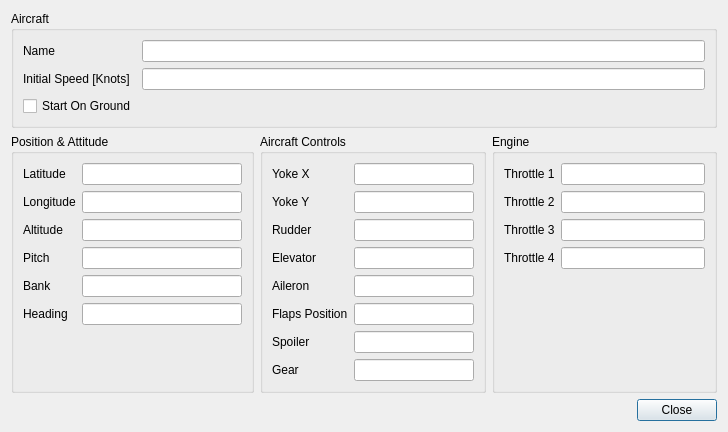
Before: the Qt Designer form src/UserInterface/src/SimulationVariablesDialog.ui in till213/SkyDolly, drawn with Qt 5.
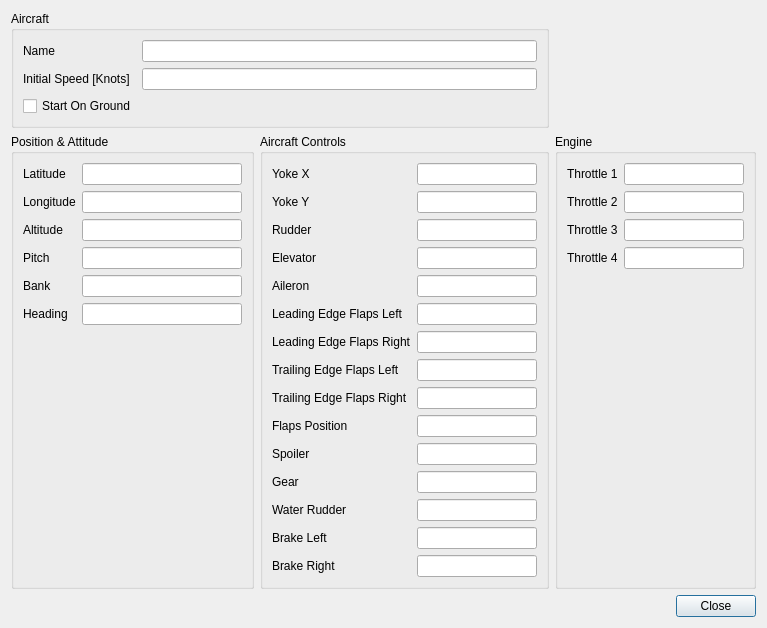
After: the same form once the commit is applied.

Commit message: Add additional simulation variables: flap positions, breaks, water rudder

The edit to the form file:
```diff
--- a/src/UserInterface/src/SimulationVariablesDialog.ui
+++ b/src/UserInterface/src/SimulationVariablesDialog.ui
@@ -6,15 +6,74 @@
    <rect>
     <x>0</x>
     <y>0</y>
-    <width>728</width>
-    <height>432</height>
+    <width>739</width>
+    <height>628</height>
    </rect>
   </property>
   <property name="windowTitle">
    <string>Simulation Variables</string>
   </property>
   <layout class="QGridLayout" name="gridLayout">
-   <item row="1" column="0">
+   <item row="0" column="0" colspan="2">
+    <widget class="QGroupBox" name="groupBox_4">
+     <property name="minimumSize">
+      <size>
+       <width>512</width>
+       <height>0</height>
+      </size>
+     </property>
+     <property name="title">
+      <string>Aircraft</string>
+     </property>
+     <layout class="QGridLayout" name="gridLayout_4">
+      <item row="3" column="0">
+       <widget class="QCheckBox" name="startOnGroundCheckBox">
+        <property name="text">
+         <string>Start On Ground</string>
+        </property>
+        <property name="checkable">
+         <bool>false</bool>
+        </property>
+       </widget>
+      </item>
+      <item row="1" column="1">
+       <widget class="QLineEdit" name="nameLineEdit">
+        <property name="minimumSize">
+         <size>
+          <width>120</width>
+          <height>0</height>
+         </size>
+        </property>
+        <property name="readOnly">
+         <bool>true</bool>
+        </property>
+       </widget>
+      </item>
+      <item row="2" column="1">
+       <widget class="QLineEdit" name="initialAirspeedLineEdit">
+        <property name="readOnly">
+         <bool>true</bool>
+        </property>
+       </widget>
+      </item>
+      <item row="1" column="0">
+       <widget class="QLabel" name="label_5">
+        <property name="text">
+         <string>Name</string>
+        </property>
+       </widget>
+      </item>
+      <item row="2" column="0">
+       <widget class="QLabel" name="label_24">
+        <property name="text">
+         <string>Initial Speed [Knots]</string>
+        </property>
+       </widget>
+      </item>
+     </layout>
+    </widget>
+   </item>
+   <item row="1" column="1">
     <spacer name="verticalSpacer">
      <property name="orientation">
       <enum>Qt::Vertical</enum>
@@ -245,13 +304,93 @@
        </widget>
       </item>
       <item row="5" column="0">
+       <widget class="QLabel" name="label_40">
+        <property name="text">
+         <string>Leading Edge Flaps Left</string>
+        </property>
+       </widget>
+      </item>
+      <item row="5" column="1">
+       <widget class="QLineEdit" name="leadingEdgeFlapsLeftLineEdit">
+        <property name="minimumSize">
+         <size>
+          <width>120</width>
+          <height>0</height>
+         </size>
+        </property>
+        <property name="readOnly">
+         <bool>true</bool>
+        </property>
+       </widget>
+      </item>
+      <item row="6" column="0">
+       <widget class="QLabel" name="label_41">
+        <property name="text">
+         <string>Leading Edge Flaps Right</string>
+        </property>
+       </widget>
+      </item>
+      <item row="6" column="1">
+       <widget class="QLineEdit" name="leadingEdgeFlapsRightLineEdit">
+        <property name="minimumSize">
+         <size>
+          <width>120</width>
+          <height>0</height>
+         </size>
+        </property>
+        <property name="readOnly">
+         <bool>true</bool>
+        </property>
+       </widget>
+      </item>
+      <item row="7" column="0">
+       <widget class="QLabel" name="label_42">
+        <property name="text">
+         <string>Trailing Edge Flaps Left</string>
+        </property>
+       </widget>
+      </item>
+      <item row="7" column="1">
+       <widget class="QLineEdit" name="trailingEdgeFlapsLeftLineEdit">
+        <property name="minimumSize">
+         <size>
+          <width>120</width>
+          <height>0</height>
+         </size>
+        </property>
+        <property name="readOnly">
+         <bool>true</bool>
+        </property>
+       </widget>
+      </item>
+      <item row="8" column="0">
+       <widget class="QLabel" name="label_43">
+        <property name="text">
+         <string>Trailing Edge Flaps Right</string>
+        </property>
+       </widget>
+      </item>
+      <item row="8" column="1">
+       <widget class="QLineEdit" name="trailingEdgeFlapsRightLinEdit">
+        <property name="minimumSize">
+         <size>
+          <width>120</width>
+          <height>0</height>
+         </size>
+        </property>
+        <property name="readOnly">
+         <bool>true</bool>
+        </property>
+       </widget>
+      </item>
+      <item row="9" column="0">
        <widget class="QLabel" name="label_38">
         <property name="text">
          <string>Flaps Position</string>
         </property>
        </widget>
       </item>
-      <item row="5" column="1">
+      <item row="9" column="1">
        <widget class="QLineEdit" name="flapsPositionLineEdit">
         <property name="minimumSize">
          <size>
@@ -264,14 +403,14 @@
         </property>
        </widget>
       </item>
-      <item row="6" column="0">
+      <item row="10" column="0">
        <widget class="QLabel" name="label_37">
         <property name="text">
          <string>Spoiler</string>
         </property>
        </widget>
       </item>
-      <item row="6" column="1">
+      <item row="10" column="1">
        <widget class="QLineEdit" name="spoilerLineEdit">
         <property name="minimumSize">
          <size>
@@ -284,14 +423,14 @@
         </property>
        </widget>
       </item>
-      <item row="7" column="0">
+      <item row="11" column="0">
        <widget class="QLabel" name="label_39">
         <property name="text">
          <string>Gear</string>
         </property>
        </widget>
       </item>
-      <item row="7" column="1">
+      <item row="11" column="1">
        <widget class="QLineEdit" name="gearLineEdit">
         <property name="minimumSize">
          <size>
@@ -304,10 +443,70 @@
         </property>
        </widget>
       </item>
+      <item row="12" column="0">
+       <widget class="QLabel" name="label_44">
+        <property name="text">
+         <string>Water Rudder</string>
+        </property>
+       </widget>
+      </item>
+      <item row="12" column="1">
+       <widget class="QLineEdit" name="waterRudderLineEdit">
+        <property name="minimumSize">
+         <size>
+          <width>120</width>
+          <height>0</height>
+         </size>
+        </property>
+        <property name="readOnly">
+         <bool>true</bool>
+        </property>
+       </widget>
+      </item>
+      <item row="13" column="0">
+       <widget class="QLabel" name="label_45">
+        <property name="text">
+         <string>Brake Left</string>
+        </property>
+       </widget>
+      </item>
+      <item row="13" column="1">
+       <widget class="QLineEdit" name="brakeLeftLineEdit">
+        <property name="minimumSize">
+         <size>
+          <width>120</width>
+          <height>0</height>
+         </size>
+        </property>
+        <property name="readOnly">
+         <bool>true</bool>
+        </property>
+       </widget>
+      </item>
+      <item row="14" column="0">
+       <widget class="QLabel" name="label_46">
+        <property name="text">
+         <string>Brake Right</string>
+        </property>
+       </widget>
+      </item>
+      <item row="14" column="1">
+       <widget class="QLineEdit" name="brakeRightLineEdit">
+        <property name="minimumSize">
+         <size>
+          <width>120</width>
+          <height>0</height>
+         </size>
+        </property>
+        <property name="readOnly">
+         <bool>true</bool>
+        </property>
+       </widget>
+      </item>
      </layout>
     </widget>
    </item>
-   <item row="2" column="2" colspan="2">
+   <item row="2" column="2">
     <widget class="QGroupBox" name="groupBox">
      <property name="minimumSize">
       <size>
@@ -402,7 +601,7 @@
      </layout>
     </widget>
    </item>
-   <item row="3" column="3">
+   <item row="3" column="2">
     <widget class="QDialogButtonBox" name="buttonBox">
      <property name="orientation">
       <enum>Qt::Horizontal</enum>
@@ -412,65 +611,6 @@
      </property>
     </widget>
    </item>
-   <item row="0" column="0" colspan="4">
-    <widget class="QGroupBox" name="groupBox_4">
-     <property name="minimumSize">
-      <size>
-       <width>512</width>
-       <height>0</height>
-      </size>
-     </property>
-     <property name="title">
-      <string>Aircraft</string>
-     </property>
-     <layout class="QGridLayout" name="gridLayout_4">
-      <item row="3" column="0">
-       <widget class="QCheckBox" name="startOnGroundCheckBox">
-        <property name="text">
-         <string>Start On Ground</string>
-        </property>
-        <property name="checkable">
-         <bool>false</bool>
-        </property>
-       </widget>
-      </item>
-      <item row="1" column="1">
-       <widget class="QLineEdit" name="nameLineEdit">
-        <property name="minimumSize">
-         <size>
-          <width>120</width>
-          <height>0</height>
-         </size>
-        </property>
-        <property name="readOnly">
-         <bool>true</bool>
-        </property>
-       </widget>
-      </item>
-      <item row="2" column="1">
-       <widget class="QLineEdit" name="initialAirspeedLineEdit">
-        <property name="readOnly">
-         <bool>true</bool>
-        </property>
-       </widget>
-      </item>
-      <item row="1" column="0">
-       <widget class="QLabel" name="label_5">
-        <property name="text">
-         <string>Name</string>
-        </property>
-       </widget>
-      </item>
-      <item row="2" column="0">
-       <widget class="QLabel" name="label_24">
-        <property name="text">
-         <string>Initial Speed [Knots]</string>
-        </property>
-       </widget>
-      </item>
-     </layout>
-    </widget>
-   </item>
   </layout>
  </widget>
  <resources/>
```
The commit also changes 9 other files.
